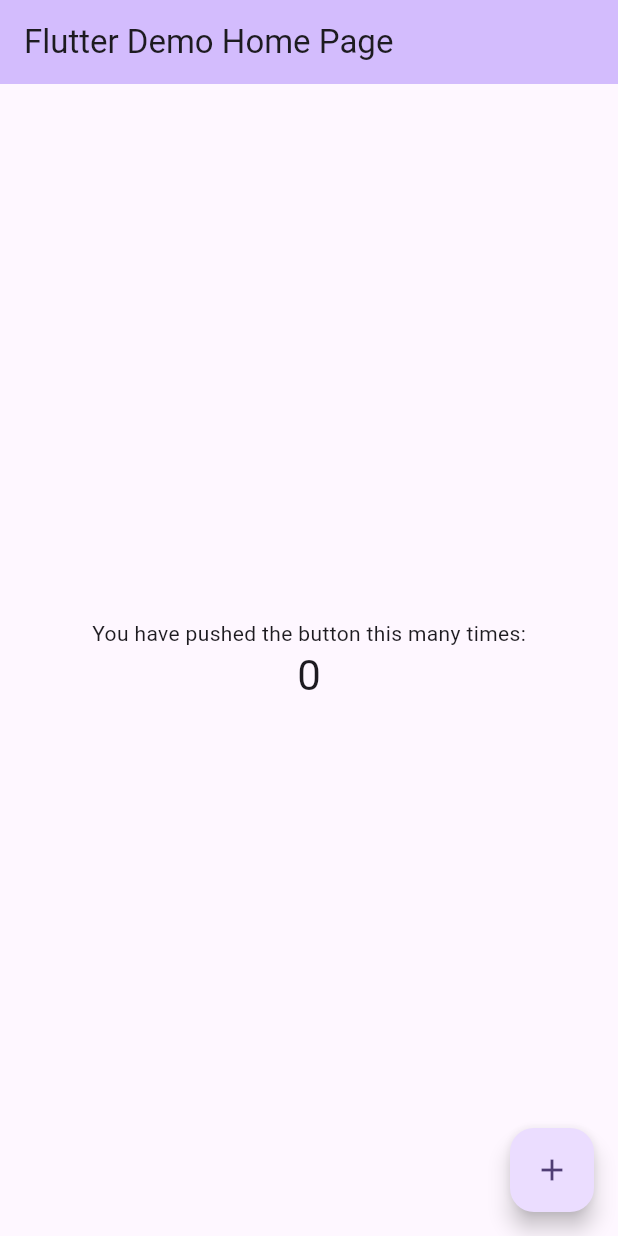
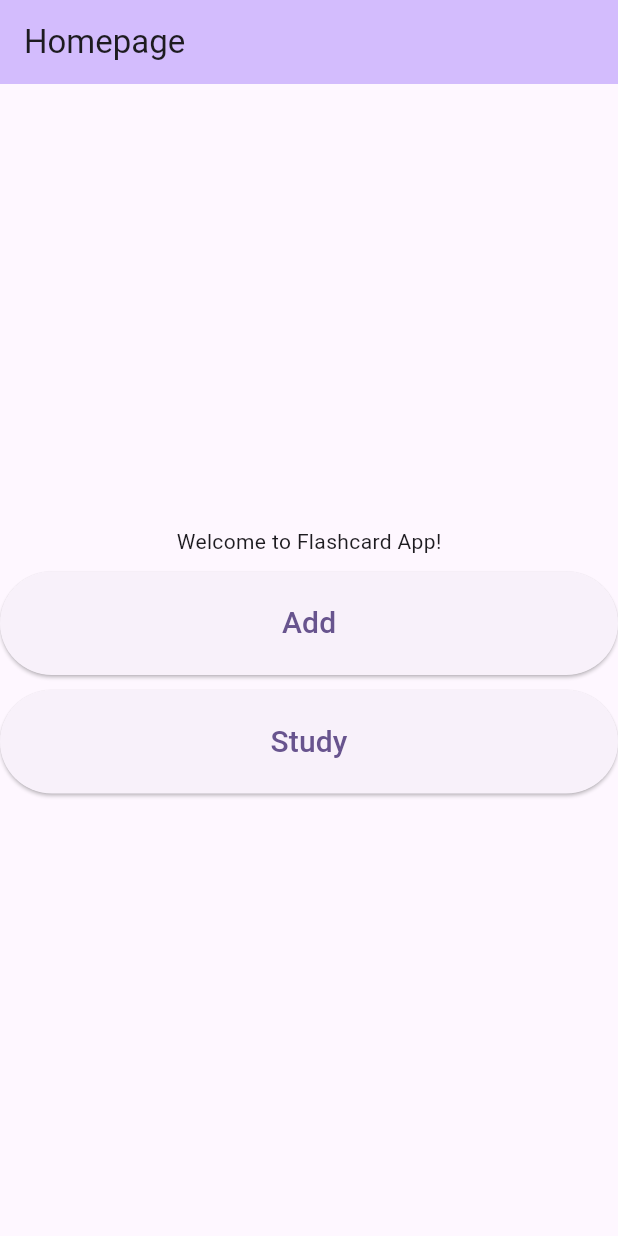
Before and after one commit to rheasridhar/MAD_Project1, a Flutter app: the screen it shows after launch, on a phone screen of 412 x 824 dp. Run offline on Flutter 3.47's test engine with Material 3 defaults, Android fonts, the phone set to English and light mode, and no system bars.

Commit message:
Initial landing page so far

```diff
--- a/flashcard_app/lib/main.dart
+++ b/flashcard_app/lib/main.dart
@@ -7,119 +7,111 @@ void main() {
 class MyApp extends StatelessWidget {
   const MyApp({super.key});
 
-  // This widget is the root of your application.
   @override
   Widget build(BuildContext context) {
     return MaterialApp(
-      title: 'Flutter Demo',
+      title: 'Flashcard App',
       theme: ThemeData(
-        // This is the theme of your application.
-        //
-        // TRY THIS: Try running your application with "flutter run". You'll see
-        // the application has a purple toolbar. Then, without quitting the app,
-        // try changing the seedColor in the colorScheme below to Colors.green
-        // and then invoke "hot reload" (save your changes or press the "hot
-        // reload" button in a Flutter-supported IDE, or press "r" if you used
-        // the command line to start the app).
-        //
-        // Notice that the counter didn't reset back to zero; the application
-        // state is not lost during the reload. To reset the state, use hot
-        // restart instead.
-        //
-        // This works for code too, not just values: Most code changes can be
-        // tested with just a hot reload.
         colorScheme: ColorScheme.fromSeed(seedColor: Colors.deepPurple),
         useMaterial3: true,
       ),
-      home: const MyHomePage(title: 'Flutter Demo Home Page'),
+      home: const MyHomePage(title: 'Homepage'),
     );
   }
 }
 
-class MyHomePage extends StatefulWidget {
-  const MyHomePage({super.key, required this.title});
-
-  // This widget is the home page of your application. It is stateful, meaning
-  // that it has a State object (defined below) that contains fields that affect
-  // how it looks.
-
-  // This class is the configuration for the state. It holds the values (in this
-  // case the title) provided by the parent (in this case the App widget) and
-  // used by the build method of the State. Fields in a Widget subclass are
-  // always marked "final".
+class MyHomePage extends StatelessWidget {
+  const MyHomePage({Key? key, required this.title}) : super(key: key);
 
   final String title;
 
   @override
-  State<MyHomePage> createState() => _MyHomePageState();
-}
-
-class _MyHomePageState extends State<MyHomePage> {
-  int _counter = 0;
-
-  void _incrementCounter() {
-    setState(() {
-      // This call to setState tells the Flutter framework that something has
-      // changed in this State, which causes it to rerun the build method below
-      // so that the display can reflect the updated values. If we changed
-      // _counter without calling setState(), then the build method would not be
-      // called again, and so nothing would appear to happen.
-      _counter++;
-    });
-  }
-
-  @override
   Widget build(BuildContext context) {
-    // This method is rerun every time setState is called, for instance as done
-    // by the _incrementCounter method above.
-    //
-    // The Flutter framework has been optimized to make rerunning build methods
-    // fast, so that you can just rebuild anything that needs updating rather
-    // than having to individually change instances of widgets.
     return Scaffold(
       appBar: AppBar(
-        // TRY THIS: Try changing the color here to a specific color (to
-        // Colors.amber, perhaps?) and trigger a hot reload to see the AppBar
-        // change color while the other colors stay the same.
         backgroundColor: Theme.of(context).colorScheme.inversePrimary,
-        // Here we take the value from the MyHomePage object that was created by
-        // the App.build method, and use it to set our appbar title.
-        title: Text(widget.title),
+        title: Text(title),
       ),
       body: Center(
-        // Center is a layout widget. It takes a single child and positions it
-        // in the middle of the parent.
         child: Column(
-          // Column is also a layout widget. It takes a list of children and
-          // arranges them vertically. By default, it sizes itself to fit its
-          // children horizontally, and tries to be as tall as its parent.
-          //
-          // Column has various properties to control how it sizes itself and
-          // how it positions its children. Here we use mainAxisAlignment to
-          // center the children vertically; the main axis here is the vertical
-          // axis because Columns are vertical (the cross axis would be
-          // horizontal).
-          //
-          // TRY THIS: Invoke "debug painting" (choose the "Toggle Debug Paint"
-          // action in the IDE, or press "p" in the console), to see the
-          // wireframe for each widget.
           mainAxisAlignment: MainAxisAlignment.center,
           children: <Widget>[
             const Text(
-              'You have pushed the button this many times:',
+              'Welcome to Flashcard App!',
             ),
-            Text(
-              '$_counter',
-              style: Theme.of(context).textTheme.headlineMedium,
+            SizedBox(height: 10),
+            ElevatedButton(
+              onPressed: () {
+                Navigator.push(
+                  context,
+                  MaterialPageRoute(builder: (context) => CreateSetScreen()),
+                );
+              },
+              child: SizedBox(
+                width: double.infinity,
+                child: Padding(
+                  padding: const EdgeInsets.all(20.0),
+                  child: Center(
+                    child: Text(
+                      'Add',
+                      style: TextStyle(fontSize: 20),
+                    ),
+                  ),
+                ),
+              ),
+            ),
+            SizedBox(height: 10),
+            ElevatedButton(
+              onPressed: () {
+                Navigator.push(
+                  context,
+                  MaterialPageRoute(builder: (context) => FlashcardsScreen()),
+                );
+              },
+              child: SizedBox(
+                width: double.infinity,
+                child: Padding(
+                  padding: const EdgeInsets.all(20.0),
+                  child: Center(
+                    child: Text(
+                      'Study',
+                      style: TextStyle(fontSize: 20),
+                    ),
+                  ),
+                ),
+              ),
             ),
           ],
         ),
       ),
-      floatingActionButton: FloatingActionButton(
-        onPressed: _incrementCounter,
-        tooltip: 'Increment',
-        child: const Icon(Icons.add),
-      ), // This trailing comma makes auto-formatting nicer for build methods.
     );
   }
 }
+
+class CreateSetScreen extends StatelessWidget {
+  @override
+  Widget build(BuildContext context) {
+    return Scaffold(
+      appBar: AppBar(
+        title: Text('Create Set'),
+      ),
+      body: Center(
+        child: Text('This is the Create Set screen.'),
+      ),
+    );
+  }
+}
+
+class FlashcardsScreen extends StatelessWidget {
+  @override
+  Widget build(BuildContext context) {
+    return Scaffold(
+      appBar: AppBar(
+        title: Text('Flashcards'),
+      ),
+      body: Center(
+        child: Text('This is the Flashcards screen.'),
+      ),
+    );
+  }
+}
```
